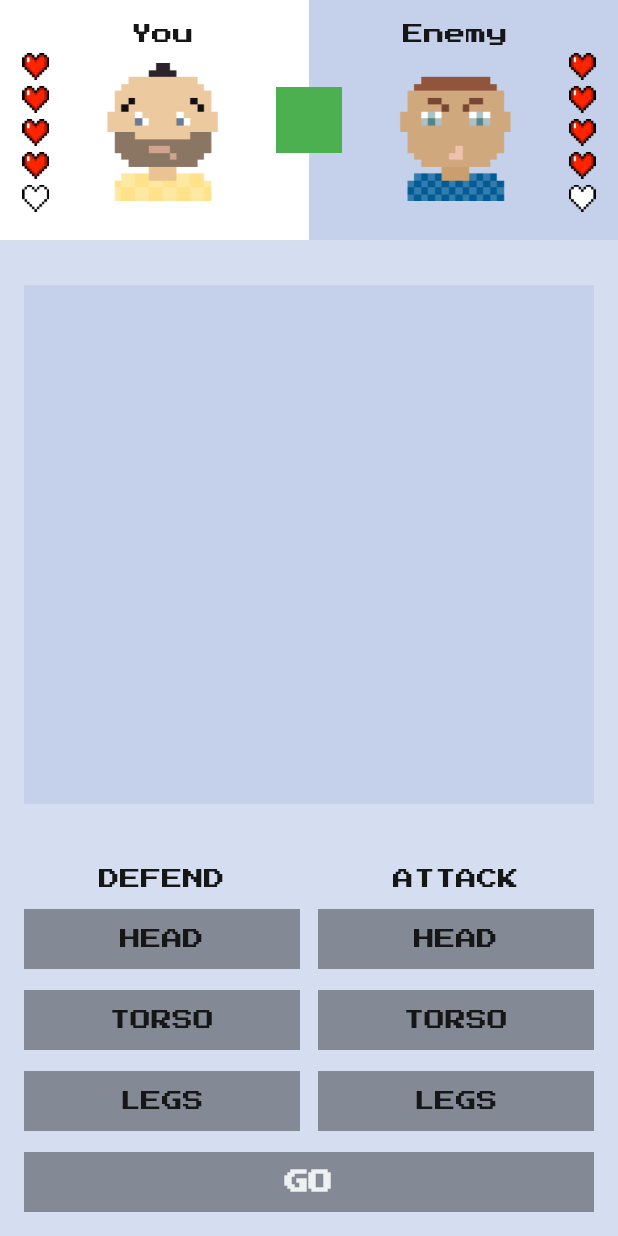
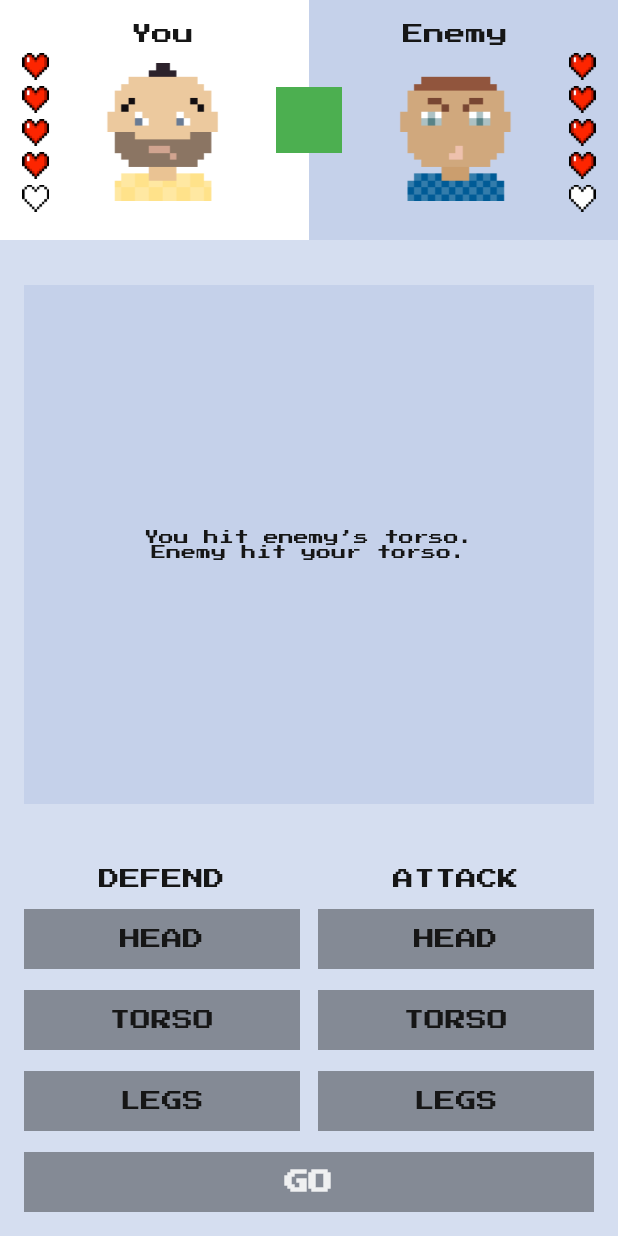
Before and after one commit to adletaga/flutter_fight_club, a Flutter app: the screen it shows after launch, after a tap on "GO", on a phone screen of 412 x 824 dp. Run offline on Flutter 3.47's test engine with Material 2 defaults, Android fonts, the phone set to English and light mode, and no system bars; our stand-ins replace google_fonts.

Commit message:
added infoText

```diff
--- a/lib/main.dart
+++ b/lib/main.dart
@@ -52,6 +52,7 @@ class MyHomePageState extends State<MyHomePage> {
 
   int yourLives = maxLives;
   int enemiesLives = maxLives;
+  String infoText = "";
 
   @override
   Widget build(BuildContext context) {
@@ -71,7 +72,17 @@ class MyHomePageState extends State<MyHomePage> {
                   left: 16, right: 16, top: 30, bottom: 30),
               child: ColoredBox(
                 color: FightClubColors.blueBackground,
-                child: SizedBox(height: 16, width: 16),
+                child: SizedBox(
+                  height: 16,
+                  width: 16,
+                  child: Center(
+                      child: Text(infoText,
+                          textAlign: TextAlign.center,
+                          style: TextStyle(
+                              color: FightClubColors.darkGreyText,
+                              fontWeight: FontWeight.w400,
+                              fontSize: 10))),
+                ),
               ),
             )),
             ControlsWidget(
@@ -138,16 +149,33 @@ class MyHomePageState extends State<MyHomePage> {
   void _onGoButtonClicked() {
     setState(() {
       if (yourLives == 0 || enemiesLives == 0) {
+        if (yourLives == 0 && enemiesLives == 0) {
+          infoText = "Draw";
+        } else if (yourLives == 0) {
+          infoText = "You lost";
+        } else {
+          infoText = "You won";
+        }
         yourLives = maxLives;
         enemiesLives = maxLives;
       } else {
+        String secondLine;
         if (defendingBodyPart != enemiesAttackingBodyPart) {
+          secondLine = "Enemy hit your ${enemiesAttackingBodyPart.name.toLowerCase()}.";
           yourLives--;
+        } else {
+          secondLine = "Enemy’s attack was blocked.";
         }
+
+        String firstLine = "";
 
         if (attackingBodyPart != enemiesDefendingBodyPart) {
           enemiesLives--;
+          firstLine = "You hit enemy’s ${enemiesDefendingBodyPart.name.toLowerCase()}.";
+        } else {
+          firstLine = "Your attack was blocked.";
         }
+        infoText = "${firstLine}\n${secondLine}";
 
         defendingBodyPart = null;
         attackingBodyPart = null;
```
